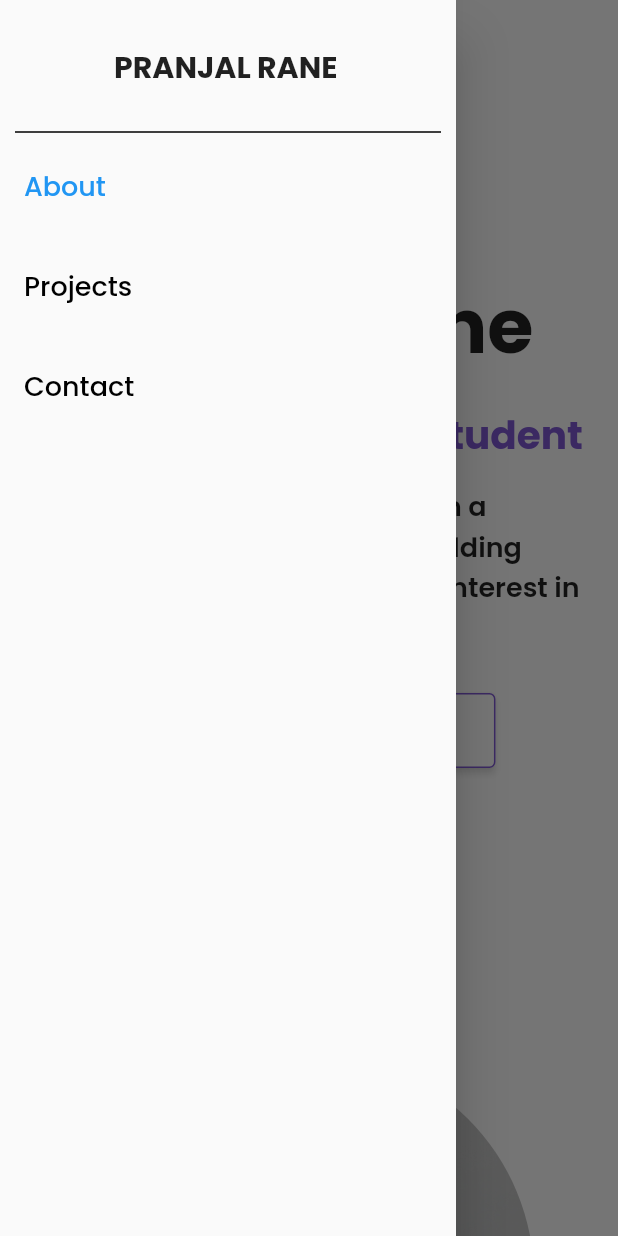
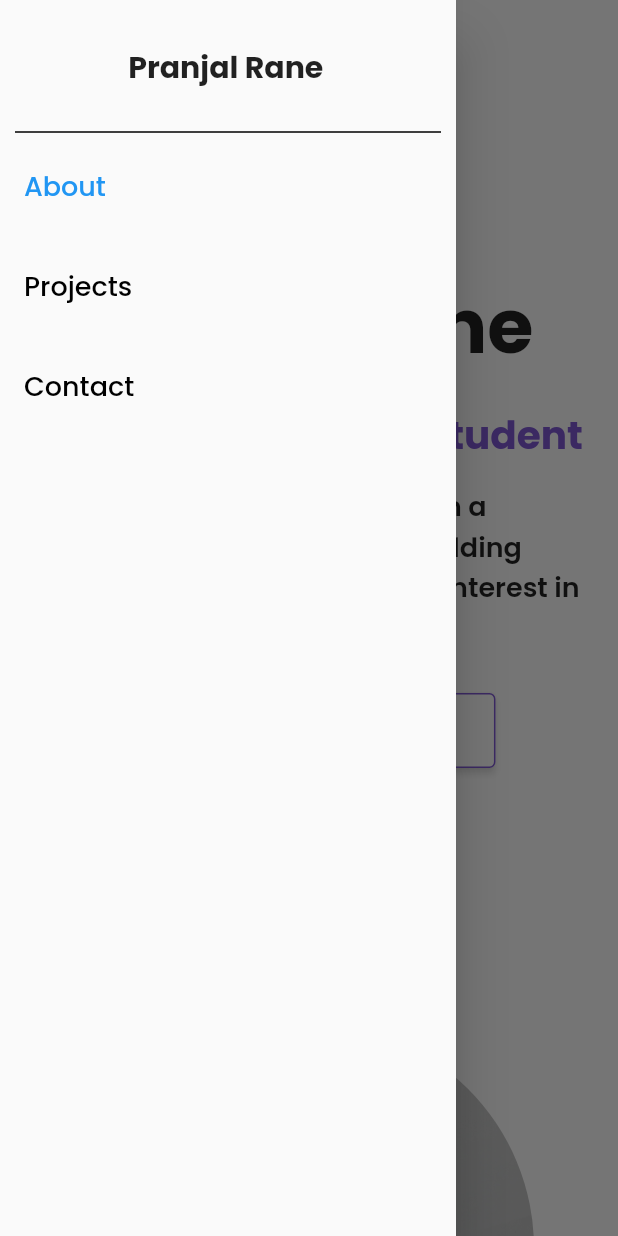
Before and after one commit to pranjal0207/pranjal-rane-portfolio, a Flutter app: the screen it shows after launch, after a tap on the "menu" icon, on a phone screen of 412 x 824 dp. Run offline on Flutter 3.47's test engine with Material 2 defaults, Android fonts, the phone set to English and light mode, and no system bars; our stand-ins replace google_fonts; missing offline and left inert: dart:js, mailto.

Commit message:
navigation page updated

```diff
--- a/lib/widgets/aboutPage.dart
+++ b/lib/widgets/aboutPage.dart
@@ -6,7 +6,7 @@ class AboutPage extends StatelessWidget {
   @override
   Widget build(BuildContext context) {
     return Container(
-      margin: EdgeInsets.only(top: 40, bottom: 40),
+      margin: EdgeInsets.only(top: 20, bottom: 40),
       constraints: BoxConstraints(maxWidth: 1400),
       child: Column(
         children: <Widget>[
@@ -25,12 +25,12 @@ class AboutPage extends StatelessWidget {
           ),
 
           LayoutBuilder(builder: (context, constraints){
-          if (constraints.maxWidth > 780)
-            return desktopView();
+            if (constraints.maxWidth > 780)
+              return desktopView();
 
-          else
-            return mobileView();
-        })
+            else
+              return mobileView();
+          })
         ]
       ),
     );
--- a/lib/widgets/contactPage.dart
+++ b/lib/widgets/contactPage.dart
@@ -12,9 +12,9 @@ class ContactPage extends StatelessWidget {
     double screenHeight = MediaQuery.of(context).size.height;
     return Container(
       margin: EdgeInsets.only(left : 10, right: 10),
-      padding: EdgeInsets.only(top: 50, bottom: 80),
+      padding: EdgeInsets.only(top: 50),
       width: screenWidth - 20,
-      height: (screenHeight < 780)? screenHeight : screenHeight * 0.6,
+      height: (screenHeight < 780)? screenHeight : screenHeight * 0.4,
       child: Column(
         mainAxisAlignment: MainAxisAlignment.center,
         crossAxisAlignment: CrossAxisAlignment.center,
@@ -48,12 +48,12 @@ class ContactPage extends StatelessWidget {
           GetInTouch(email: "pranjal020700@gmail.com"),
 
           SizedBox(
-            height: 15,
+            height: 35,
           ),
 
           Expanded(
             child: Column(
-              mainAxisAlignment: MainAxisAlignment.end,
+              //mainAxisAlignment: MainAxisAlignment.end,
               children: <Widget>[
                 Container(
                   child: Row(
--- a/lib/widgets/navigationBarItem.dart
+++ b/lib/widgets/navigationBarItem.dart
@@ -18,7 +18,7 @@ class NavigationBarItem extends StatelessWidget {
         child: Text(
           title,
           style: TextStyle(
-            color: (isActive)? Colors.blue : Colors.black,
+            color: (isActive)? Color(0xff805ad5) : Colors.black,
             fontSize: 18
           ),
         ),
--- a/lib/widgets/titleName.dart
+++ b/lib/widgets/titleName.dart
@@ -6,11 +6,12 @@ class TitleName extends StatelessWidget {
   @override
   Widget build(BuildContext context) {
     return Container(
+      height: 30,
       child: SelectableText(
-        "PRANJAL RANE",
+        "Pranjal Rane",
         style: TextStyle(
           fontSize: 20,
-          fontWeight: FontWeight.bold,
+          fontWeight: FontWeight.w700,
         ),
       )
     );
```
Also changed, not shown: lib/widgets/navigationBar.dart (+41 -15 lines).
